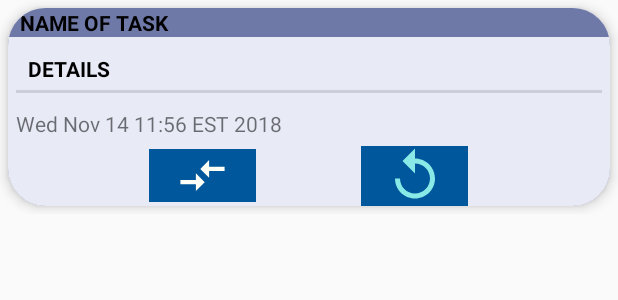
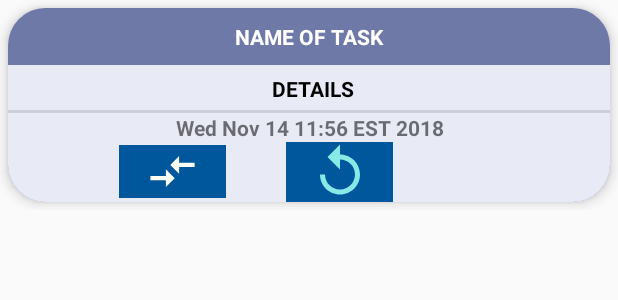
Before and after one commit to SlamhHajar/Task_management, an Android app: the layout task_show.xml on its own in the app's theme, with its tools: preview values and no code run, on a phone screen of 412 x 824 dp. Shown: the top 300 px of the screen. Run offline under Robolectric (Android 15) with nearby library versions, the phone set to English and light mode, and no system bars.

Commit message:
with color

```diff
--- a/app/src/main/java/com/hajarslamah/task_management/ToDoTask.kt
+++ b/app/src/main/java/com/hajarslamah/task_management/ToDoTask.kt
@@ -103,7 +103,7 @@ class ToDoTask : Fragment(),InputDialogFragment.Callbacks,DatePickerFragment.Cal
 // Date(expiry_date - System.currentTimeMillis()); // 3 * 24 * 60 * 60 * 1000
             if( priod>3){
                  Toast.makeText(context, " their is more than three day to your task", Toast.LENGTH_SHORT) .show()
-            card.setBackgroundResource(R.color.colorAccent)
+            card.setBackgroundResource(R.color.green)
             //setBackgroundColor(Color.GREEN)
             }
             else if(priod==3){
@@ -113,8 +113,7 @@ class ToDoTask : Fragment(),InputDialogFragment.Callbacks,DatePickerFragment.Cal
             }
             else{
 
-                card.setBackgroundResource(R.color.colorPrimary)
-                //setBackgroundColor(ContextCompat.getColor(container.getContext(), R.color.orange_300))
+                card.setBackgroundResource(R.color.orange)
                 Toast.makeText(context, " less than 3 days ", Toast.LENGTH_SHORT) .show()
             }
             nameTextView.text = this.task.title_task
--- /dev/null
+++ b/app/src/main/res/drawable/ic_baseline_add_24.xml
@@ -0,0 +1,5 @@
+<vector android:height="24dp" android:tint="#FEFFF6"
+    android:viewportHeight="24" android:viewportWidth="24"
+    android:width="24dp" xmlns:android="http://schemas.android.com/apk/res/android">
+    <path android:fillColor="@android:color/white" android:pathData="M19,13h-6v6h-2v-6H5v-2h6V5h2v6h6v2z"/>
+</vector>
--- a/app/src/main/res/layout/task_show.xml
+++ b/app/src/main/res/layout/task_show.xml
@@ -29,7 +29,10 @@
                 android:id="@+id/task_name"
                 android:layout_width="match_parent"
                 android:layout_height="wrap_content"
-               android:textColor="@android:color/black"
+               android:textColor="@android:color/white"
+                android:gravity="center"
+                android:textStyle="bold"
+                android:padding="9dp"
                  android:text="Name of task"
                 android:background="#6f79a8"/>
             <TextView
@@ -37,15 +40,16 @@
                 style="?android:listSeparatorTextViewStyle"
                 android:layout_width="match_parent"
                 android:layout_height="wrap_content"
-                android:layout_margin="5dp"
-
+                android:textStyle="bold"
+                android:gravity="center"
                 android:textColor="@android:color/black"
                 android:text="details "/>
             <TextView
                 android:id="@+id/end_date"
                 android:layout_width="match_parent"
                 android:layout_height="wrap_content"
-                android:layout_margin="5dp"
+                android:textStyle="bold"
+                android:gravity="center"
                 android:background="#e8eaf6"
                tools:text="Wed Nov 14 11:56 EST 2018"/>
 
@@ -60,7 +64,7 @@
                 android:id="@+id/move_task"
                 android:layout_width="71dp"
                 android:layout_height="wrap_content"
-                android:layout_marginRight="70dp"
+                android:layout_marginRight="40dp"
                 android:background="#01579b"
                 android:src="@drawable/ic_baseline_compare_arrows_24"
 
@@ -71,6 +75,7 @@
                 android:layout_width="71dp"
                 android:layout_height="wrap_content"
                 android:gravity="center"
+                android:layout_marginRight="70dp"
                 android:background="#01579b"
                 android:src="@drawable/ic_baseline_replay_24"
 
--- a/app/src/main/res/values/colors.xml
+++ b/app/src/main/res/values/colors.xml
@@ -3,4 +3,8 @@
     <color name="colorPrimary">#6200EE</color>
     <color name="colorPrimaryDark">#3700B3</color>
     <color name="colorAccent">#03DAC5</color>
+    <color name="orange">#f57c00</color>
+    <color name="yellow">#ffee58</color>
+    <color name="green">#43a047</color>
+    #43a047
 </resources>
```
Also changed, not shown: app/src/main/res/layout/fragment_to_do_task.xml (+5 -3 lines).
